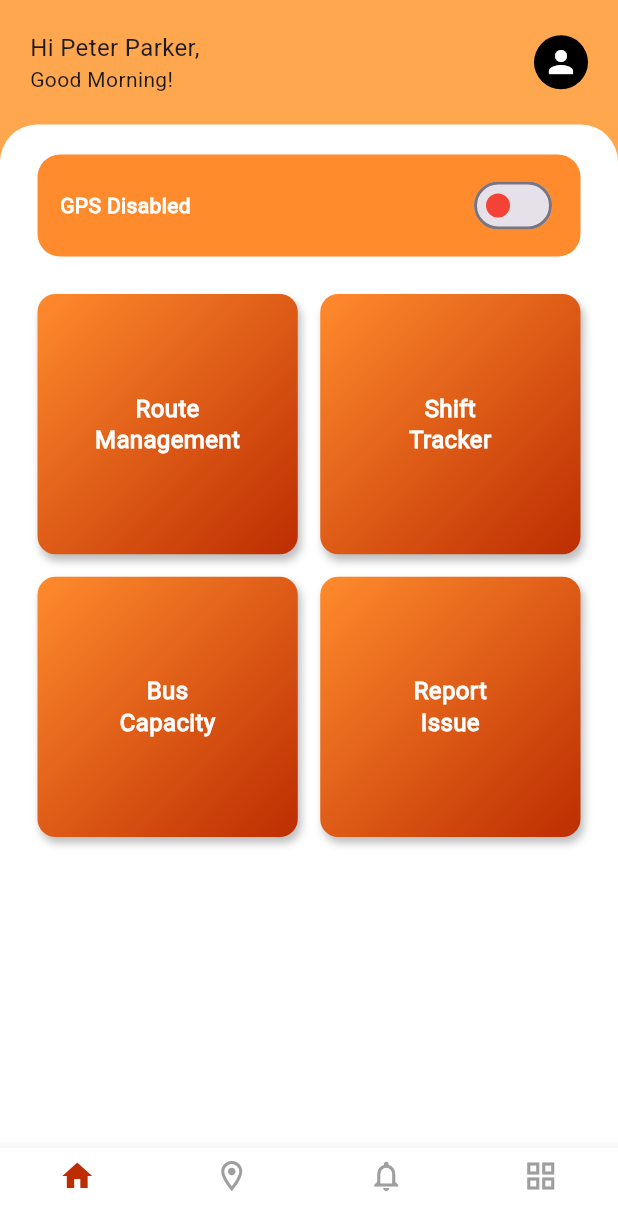
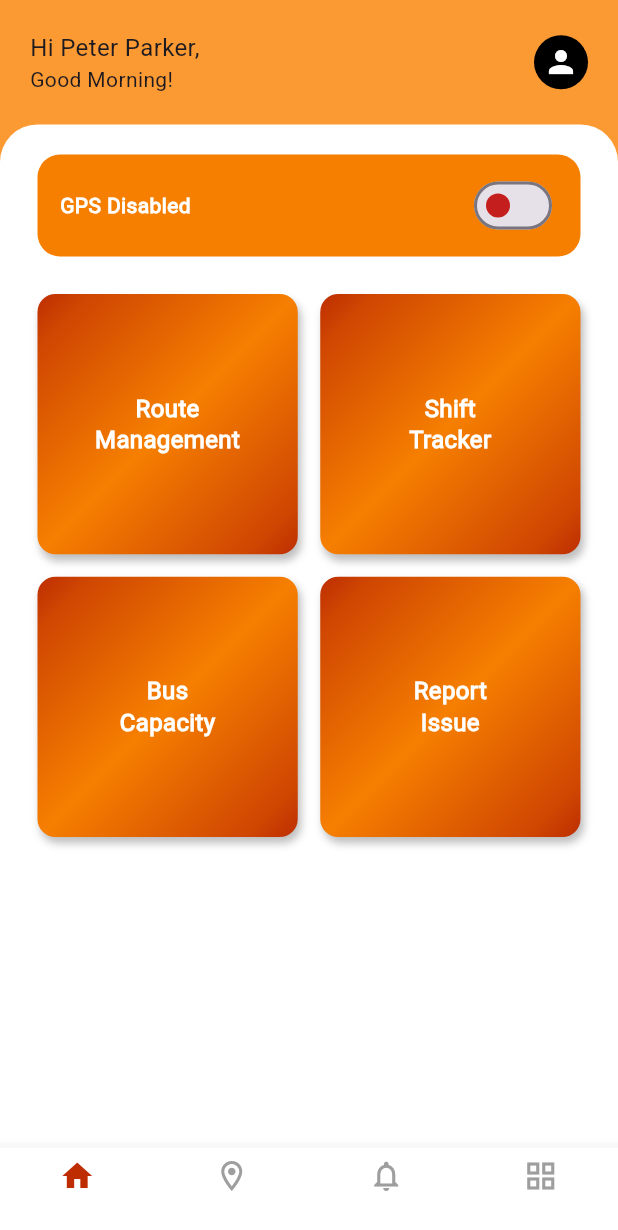
Before and after one commit to arosayru/bus_finder-staff_app, a Flutter app: the DashboardScreen screen opened by its route, on a phone screen of 412 x 824 dp. Shown: the top 1230 px of the screen. Run offline on Flutter 3.47's test engine with Material 3 defaults, Android fonts, the phone set to English and light mode, and no system bars.

Commit message:
update dashboard

```diff
--- a/bus_finder_staff_app/lib/screens/dashboard_screen.dart
+++ b/bus_finder_staff_app/lib/screens/dashboard_screen.dart
@@ -28,7 +28,7 @@ class _DashboardScreenState extends State<DashboardScreen> {
             Container(
               height: 160,
               decoration: const BoxDecoration(
-                color: Color(0xFFFFA74F),
+                color: Color(0xFFFB9933),
               ),
             ),
 
@@ -89,7 +89,7 @@ class _DashboardScreenState extends State<DashboardScreen> {
                           margin: const EdgeInsets.symmetric(horizontal: 25),
                           padding: const EdgeInsets.symmetric(horizontal: 15, vertical: 10),
                           decoration: BoxDecoration(
-                            color: const Color(0xFFFF8B2D),
+                            color: const Color(0xFFF67F00),
                             borderRadius: BorderRadius.circular(15),
                           ),
                           child: Row(
@@ -104,8 +104,8 @@ class _DashboardScreenState extends State<DashboardScreen> {
                               ),
                               Switch(
                                 value: isGpsEnabled,
-                                activeColor: Colors.green,
-                                inactiveThumbColor: Colors.red,
+                                activeColor: Color(0xFF23C51E),
+                                inactiveThumbColor: Color(0xFFC51E1E),
                                 onChanged: (value) {
                                   setState(() {
                                     isGpsEnabled = value;
@@ -192,12 +192,16 @@ class _DashboardScreenState extends State<DashboardScreen> {
         alignment: Alignment.center,
         decoration: BoxDecoration(
           gradient: const LinearGradient(
+             begin: Alignment.topLeft,
+            end: Alignment.bottomRight,
+            stops: [0.0, 0.1, 0.5, 0.9, 1.0],
             colors: [
-              Color(0xFFFF8B2D),
+              Color(0xFFBD2D01),
+              Color(0xFFCF4602),
+              Color(0xFFF67F00),
+              Color(0xFFCF4602),
               Color(0xFFBD2D01),
             ],
-            begin: Alignment.topLeft,
-            end: Alignment.bottomRight,
           ),
           borderRadius: BorderRadius.circular(12),
           boxShadow: const [
```
